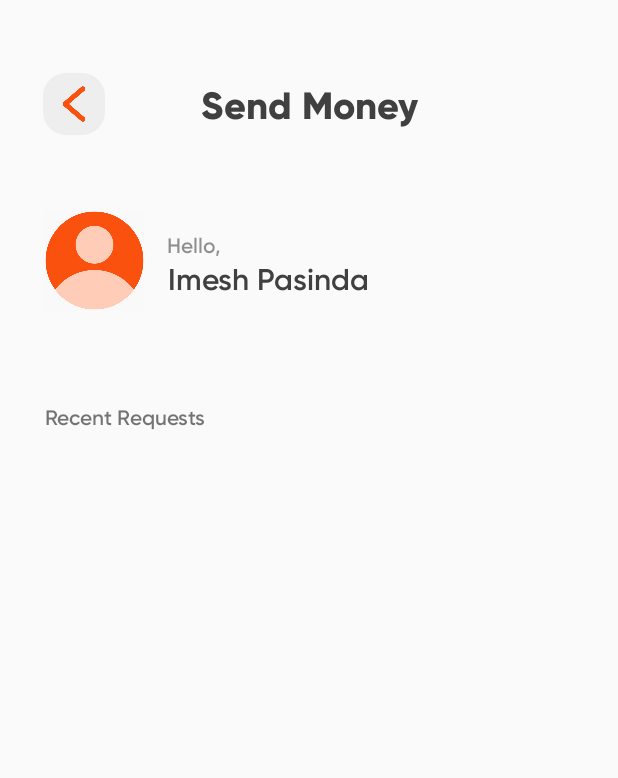
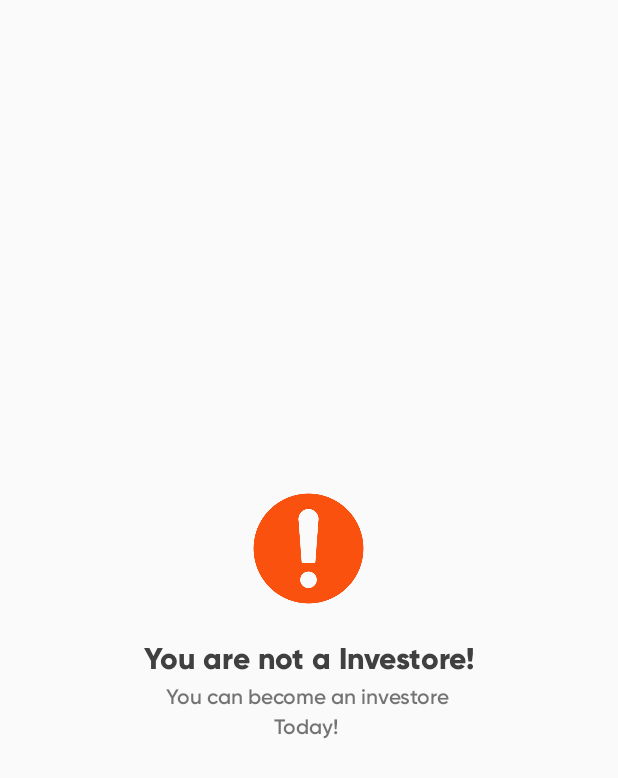
Before and after one commit to DarshiBuddhini/EmpowerMe, an Android app: the FinancialSupport screen opened directly, with no data from a screen before it, after a tap on an icon or button, on a phone screen of 412 x 824 dp. Shown: the top 778 px of the screen. Run offline under Robolectric (Android 15) with nearby library versions, the phone set to English and light mode, and no system bars; our stand-ins replace Firebase (no records; nobody signed in at launch, a user with empty details on screens opened directly).

Commit message:
Update Becomeaninvestor Activity

```diff
--- a/app/src/main/java/com/example/empowermeui/FinancialSupport.kt
+++ b/app/src/main/java/com/example/empowermeui/FinancialSupport.kt
@@ -11,6 +11,8 @@ import androidx.recyclerview.widget.RecyclerView
 import com.google.firebase.firestore.FirebaseFirestore
 import com.google.firebase.firestore.ktx.firestore
 import com.google.firebase.ktx.Firebase
+import java.util.*
+import kotlin.collections.ArrayList
 
 
 class FinancialSupport : AppCompatActivity() {
@@ -35,9 +37,28 @@ class FinancialSupport : AppCompatActivity() {
         }
 
         sendmoneyBtn.setOnClickListener {
-            val intent = Intent(this, SendmoneyHome::class.java)
-            startActivity(intent)
+            val currentUserEmail = "Imeshpasinda@gmail.com"
+            val db = Firebase.firestore
+
+            db.collection("investors")
+                .whereEqualTo("email", currentUserEmail)
+                .get()
+                .addOnSuccessListener { documents ->
+                    if (!documents.isEmpty) {
+                        val intent = Intent(this, SendmoneyHome::class.java)
+                        startActivity(intent)
+                    } else {
+                        val intent = Intent(this, SendMoneyError::class.java)
+                        startActivity(intent)
+                    }
+                }
+                .addOnFailureListener { exception ->
+                    Toast.makeText(this, "Failed to check email: $exception", Toast.LENGTH_SHORT).show()
+                }
         }
+
+
+
 
         requestmoneyBtn.setOnClickListener {
             val intent = Intent(this, Requestmoneyhome::class.java)
--- /dev/null
+++ b/app/src/main/java/com/example/empowermeui/SendMoneyError.kt
@@ -0,0 +1,20 @@
+package com.example.empowermeui
+
+import android.content.Intent
+import androidx.appcompat.app.AppCompatActivity
+import android.os.Bundle
+import android.os.Handler
+
+class SendMoneyError : AppCompatActivity() {
+    override fun onCreate(savedInstanceState: Bundle?) {
+        super.onCreate(savedInstanceState)
+        setContentView(R.layout.activity_send_money_error)
+
+
+        Handler().postDelayed({
+            val intent = Intent(this, Becomeaninvestor::class.java)
+            startActivity(intent)
+            finish()
+        },3000)
+    }
+}
--- a/app/src/main/res/layout/activity_launch.xml
+++ b/app/src/main/res/layout/activity_launch.xml
@@ -36,13 +36,13 @@
 
     <ImageView
         android:id="@+id/imageView39"
-        android:layout_width="391dp"
-        android:layout_height="445dp"
+        android:layout_width="445dp"
+        android:layout_height="490dp"
         app:layout_constraintBottom_toBottomOf="parent"
         app:layout_constraintEnd_toEndOf="parent"
         app:layout_constraintHorizontal_bias="0.5"
         app:layout_constraintStart_toStartOf="parent"
         app:layout_constraintTop_toTopOf="parent"
-        app:layout_constraintVertical_bias="0.5"
+        app:layout_constraintVertical_bias="0.41"
         app:srcCompat="@drawable/luancherlogo" />
 </androidx.constraintlayout.widget.ConstraintLayout>
--- /dev/null
+++ b/app/src/main/res/layout/activity_send_money_error.xml
@@ -0,0 +1,70 @@
+<?xml version="1.0" encoding="utf-8"?>
+<androidx.constraintlayout.widget.ConstraintLayout xmlns:android="http://schemas.android.com/apk/res/android"
+    xmlns:app="http://schemas.android.com/apk/res-auto"
+    xmlns:tools="http://schemas.android.com/tools"
+    android:layout_width="match_parent"
+    android:layout_height="match_parent"
+    tools:context=".SendMoneyError">
+
+    <androidx.constraintlayout.widget.ConstraintLayout
+        android:layout_width="match_parent"
+        android:layout_height="match_parent"
+        tools:context=".Becomeaninvestorsuccess"
+        tools:layout_editor_absoluteX="0dp"
+        tools:layout_editor_absoluteY="52dp">
+
+        <ImageView
+            android:id="@+id/imageView44"
+            android:layout_width="82dp"
+            android:layout_height="95dp"
+            app:layout_constraintBottom_toBottomOf="parent"
+            app:layout_constraintEnd_toEndOf="parent"
+            app:layout_constraintHorizontal_bias="0.498"
+            app:layout_constraintStart_toStartOf="parent"
+            app:layout_constraintTop_toTopOf="parent"
+            app:layout_constraintVertical_bias="0.436"
+            app:srcCompat="@drawable/warning" />
+    </androidx.constraintlayout.widget.ConstraintLayout>
+
+    <TextView
+        android:id="@+id/tvWorkingDays2"
+        android:layout_width="wrap_content"
+        android:layout_height="wrap_content"
+        android:fontFamily="@font/gilroy_semibold"
+        android:text="Today!"
+        app:layout_constraintBottom_toBottomOf="parent"
+        app:layout_constraintEnd_toEndOf="parent"
+        app:layout_constraintHorizontal_bias="0.496"
+        app:layout_constraintStart_toStartOf="parent"
+        app:layout_constraintTop_toTopOf="parent"
+        app:layout_constraintVertical_bias="0.59" />
+
+    <TextView
+        android:id="@+id/tvRequestSuccessfully2"
+        android:layout_width="wrap_content"
+        android:layout_height="wrap_content"
+        android:fontFamily="@font/gilroy_extrabold"
+        android:text="You are not a Investore!"
+        android:textAlignment="center"
+        android:textColor="@color/ash"
+        android:textSize="20sp"
+        app:layout_constraintBottom_toBottomOf="parent"
+        app:layout_constraintEnd_toEndOf="parent"
+        app:layout_constraintStart_toStartOf="parent"
+        app:layout_constraintTop_toTopOf="parent"
+        app:layout_constraintVertical_bias="0.534" />
+
+    <TextView
+        android:id="@+id/tvWeWillSentence2"
+        android:layout_width="wrap_content"
+        android:layout_height="wrap_content"
+        android:fontFamily="@font/gilroy_semibold"
+        android:text="You can become an investore"
+        android:textAlignment="center"
+        app:layout_constraintBottom_toBottomOf="parent"
+        app:layout_constraintEnd_toEndOf="parent"
+        app:layout_constraintHorizontal_bias="0.497"
+        app:layout_constraintStart_toStartOf="parent"
+        app:layout_constraintTop_toTopOf="parent"
+        app:layout_constraintVertical_bias="0.565" />
+</androidx.constraintlayout.widget.ConstraintLayout>
```
Also changed, not shown: app/src/main/AndroidManifest.xml (+17 -8 lines), app/src/main/res/layout/activity_financial_history.xml (+5 -3 lines), app/src/main/res/layout/activity_payment_history.xml (+4 -4 lines), app/src/main/res/layout/activity_request_money.xml (+21 -21 lines), app/src/main/res/layout/financial_support.xml (+5 -5 lines), app/src/main/res/drawable/warning.png (added).
